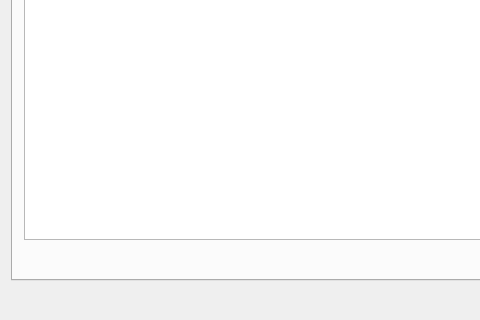
This is src/qtgui/uiprefs.ui in alberti42/recoll-macos as Qt 5 draws it before an edit; both pictures show x 0 to 480 and y 530 to 850 of the 700 by 850 pixel window. The edited form follows.
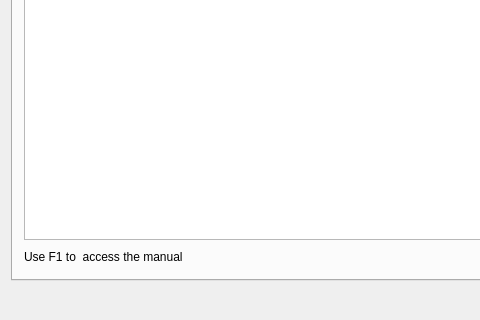
This is the edited form. The open tabs and pages were chosen to show the change.

Commit message: Add F1 map for shortcut help

```diff
--- a/src/qtgui/uiprefs.ui
+++ b/src/qtgui/uiprefs.ui
@@ -581,6 +581,13 @@
          </item>
          <item>
           <layout class="QHBoxLayout" name="horizontalLayout_2">
+           <item>
+            <widget class="QLabel" name="label_2">
+             <property name="text">
+              <string>Use F1 to  access the manual</string>
+             </property>
+            </widget>
+           </item>
            <item>
             <spacer name="horizontalSpacer">
              <property name="orientation">
```
Left out of the diff: 4 changed lines with no effect on the pictures. The commit also changes 2 other files.
